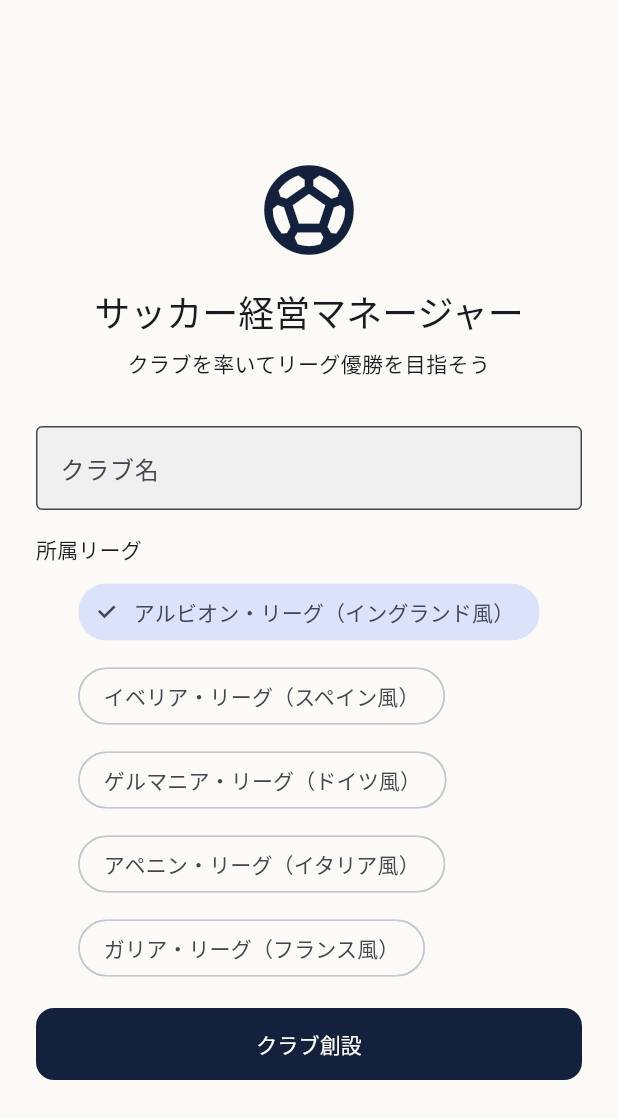
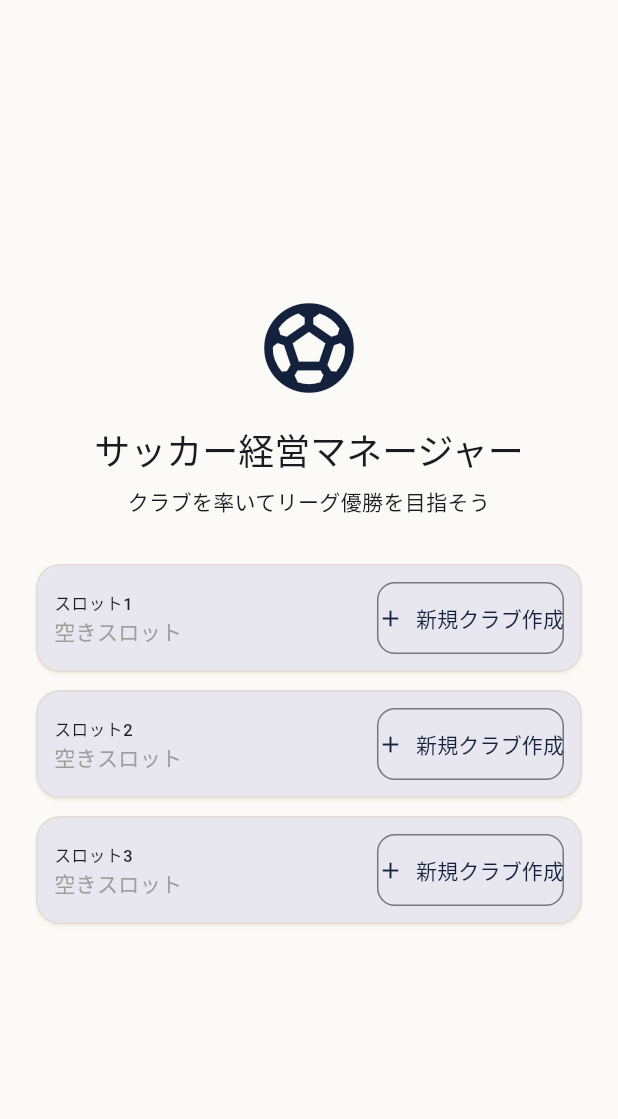
Before and after one commit to nami0817kk-arch/kabu-agari-ranking, a Flutter app: the screen it shows after launch, after a tap on "スキップ", on a phone screen of 412 x 824 dp. Shown: the top 1119 px of the screen. Run offline on Flutter 3.47's test engine with Material 3 defaults, Android fonts, the phone set to English and light mode, and no system bars; our stand-ins replace google_fonts, shared_preferences; missing offline and left inert: flame.

Commit message:
F7: 複数セーブスロット対応(最大3枠)
GameStateのセーブキーを単一固定キーからスロット別キーに拡張し、
listSaveSlots/loadSlot/deleteSlotで各スロットの概要取得・切替・削除を
可能にした。旧単一セーブは起動時にスロット0へ自動移行する。
スタート画面はスロット一覧を表示し、空きスロットから新規クラブ作成、
既存スロットから続行・削除ができるようにした。

```diff
--- a/soccer_manager/lib/screens/start_screen.dart
+++ b/soccer_manager/lib/screens/start_screen.dart
@@ -13,13 +13,20 @@ class StartScreen extends StatefulWidget {
 }
 
 class _StartScreenState extends State<StartScreen> {
-  final _controller = TextEditingController();
-  LeagueTheme _theme = LeagueTheme.england;
+  late Future<List<SaveSlotSummary>> _slotsFuture;
 
   @override
-  void dispose() {
-    _controller.dispose();
-    super.dispose();
+  void initState() {
+    super.initState();
+    _slotsFuture = _loadSlots();
+  }
+
+  Future<List<SaveSlotSummary>> _loadSlots() {
+    return context.read<GameState>().listSaveSlots();
+  }
+
+  void _refreshSlots() {
+    setState(() => _slotsFuture = _loadSlots());
   }
 
   @override
@@ -53,62 +60,31 @@ class _StartScreenState extends State<StartScreen> {
                     textAlign: TextAlign.center,
                   ),
                   const SizedBox(height: 32),
-                  if (gameState.hasSave) ...[
-                    SizedBox(
-                      width: double.infinity,
-                      child: FilledButton(
-                        onPressed: () => Navigator.of(context).pushReplacement(
-                          MaterialPageRoute(builder: (_) => const MainShell()),
-                        ),
-                        child: Text('続きから (${gameState.save!.clubName})'),
-                      ),
-                    ),
-                    const SizedBox(height: 12),
-                    SizedBox(
-                      width: double.infinity,
-                      child: OutlinedButton(
-                        onPressed: () => _confirmNewGame(context),
-                        child: const Text('新しくクラブを作る'),
-                      ),
-                    ),
-                  ] else ...[
-                    TextField(
-                      controller: _controller,
-                      decoration: const InputDecoration(
-                        labelText: 'クラブ名',
-                        border: OutlineInputBorder(),
-                      ),
-                    ),
-                    const SizedBox(height: 16),
-                    Align(
-                      alignment: Alignment.centerLeft,
-                      child: Text('所属リーグ',
-                          style: Theme.of(context).textTheme.titleSmall),
-                    ),
-                    const SizedBox(height: 8),
-                    Wrap(
-                      spacing: 8,
-                      runSpacing: 8,
-                      children: LeagueTheme.values
-                          .map(
-                            (theme) => ChoiceChip(
-                              label:
-                                  Text('${theme.label}（${theme.flavorLabel}）'),
-                              selected: _theme == theme,
-                              onSelected: (_) => setState(() => _theme = theme),
+                  FutureBuilder<List<SaveSlotSummary>>(
+                    future: _slotsFuture,
+                    builder: (context, snapshot) {
+                      final slots = snapshot.data;
+                      if (slots == null) {
+                        return const Padding(
+                          padding: EdgeInsets.symmetric(vertical: 24),
+                          child: CircularProgressIndicator(),
+                        );
+                      }
+                      return Column(
+                        children: [
+                          for (final slot in slots) ...[
+                            _SlotCard(
+                              slot: slot,
+                              onContinue: () => _continueSlot(context, slot),
+                              onCreate: () => _createInSlot(context, slot),
+                              onDelete: () => _confirmDeleteSlot(context, slot),
                             ),
-                          )
-                          .toList(),
-                    ),
-                    const SizedBox(height: 16),
-                    SizedBox(
-                      width: double.infinity,
-                      child: FilledButton(
-                        onPressed: () => _createClub(context),
-                        child: const Text('クラブ創設'),
-                      ),
-                    ),
-                  ],
+                            const SizedBox(height: 12),
+                          ],
+                        ],
+                      );
+                    },
+                  ),
                 ],
               ),
             ),
@@ -118,35 +94,200 @@ class _StartScreenState extends State<StartScreen> {
     );
   }
 
-  Future<void> _createClub(BuildContext context) async {
-    final name = _controller.text.trim();
-    if (name.isEmpty) return;
+  Future<void> _continueSlot(BuildContext context, SaveSlotSummary slot) async {
     final gameState = context.read<GameState>();
-    await gameState.startNewGame(name, theme: _theme);
+    await gameState.loadSlot(slot.slot);
     if (context.mounted) {
-      Navigator.of(context).pushReplacement(
-          MaterialPageRoute(builder: (_) => const MainShell()));
+      Navigator.of(context)
+          .push(MaterialPageRoute(builder: (_) => const MainShell()));
     }
   }
 
-  void _confirmNewGame(BuildContext context) {
+  Future<void> _createInSlot(BuildContext context, SaveSlotSummary slot) async {
+    final result = await showDialog<_NewClubInput>(
+      context: context,
+      builder: (ctx) => _NewClubDialog(slotLabel: slot.slot + 1),
+    );
+    if (result == null || !context.mounted) return;
+    final gameState = context.read<GameState>();
+    await gameState.loadSlot(slot.slot);
+    await gameState.startNewGame(result.clubName, theme: result.theme);
+    if (context.mounted) {
+      Navigator.of(context)
+          .push(MaterialPageRoute(builder: (_) => const MainShell()));
+    }
+  }
+
+  void _confirmDeleteSlot(BuildContext context, SaveSlotSummary slot) {
     showDialog<void>(
       context: context,
       builder: (ctx) => AlertDialog(
-        title: const Text('新しいクラブを作りますか？'),
-        content: const Text('既存のセーブデータは削除されます。'),
+        title: Text('スロット${slot.slot + 1}を削除しますか？'),
+        content: Text('「${slot.clubName}」のセーブデータは完全に削除されます。'),
         actions: [
           TextButton(
               onPressed: () => Navigator.pop(ctx), child: const Text('キャンセル')),
           TextButton(
             onPressed: () async {
               Navigator.pop(ctx);
-              await context.read<GameState>().deleteSave();
+              await context.read<GameState>().deleteSlot(slot.slot);
+              _refreshSlots();
             },
-            child: const Text('削除して続ける'),
+            child: const Text('削除する'),
           ),
         ],
       ),
     );
   }
 }
+
+class _SlotCard extends StatelessWidget {
+  final SaveSlotSummary slot;
+  final VoidCallback onContinue;
+  final VoidCallback onCreate;
+  final VoidCallback onDelete;
+
+  const _SlotCard({
+    required this.slot,
+    required this.onContinue,
+    required this.onCreate,
+    required this.onDelete,
+  });
+
+  @override
+  Widget build(BuildContext context) {
+    return Card(
+      margin: EdgeInsets.zero,
+      child: Padding(
+        padding: const EdgeInsets.all(12),
+        child: slot.hasSave
+            ? Row(
+                children: [
+                  Expanded(
+                    child: Column(
+                      crossAxisAlignment: CrossAxisAlignment.start,
+                      children: [
+                        Text('スロット${slot.slot + 1}',
+                            style: Theme.of(context).textTheme.labelSmall),
+                        Text(slot.clubName!,
+                            style: Theme.of(context).textTheme.titleMedium),
+                        Text(
+                          '第${slot.season ?? 1}シーズン'
+                          '${slot.divisionTier == 2 ? ' ・ 2部' : ''}',
+                          style: Theme.of(context).textTheme.bodySmall,
+                        ),
+                      ],
+                    ),
+                  ),
+                  IconButton(
+                    onPressed: onDelete,
+                    icon: const Icon(Icons.delete_outline),
+                    tooltip: '削除',
+                  ),
+                  FilledButton(onPressed: onContinue, child: const Text('続ける')),
+                ],
+              )
+            : Row(
+                children: [
+                  Expanded(
+                    child: Column(
+                      crossAxisAlignment: CrossAxisAlignment.start,
+                      children: [
+                        Text('スロット${slot.slot + 1}',
+                            style: Theme.of(context).textTheme.labelSmall),
+                        Text('空きスロット',
+                            style: Theme.of(context)
+                                .textTheme
+                                .bodyMedium
+                                ?.copyWith(color: Colors.grey)),
+                      ],
+                    ),
+                  ),
+                  OutlinedButton.icon(
+                    onPressed: onCreate,
+                    icon: const Icon(Icons.add),
+                    label: const Text('新規クラブ作成'),
+                  ),
+                ],
+              ),
+      ),
+    );
+  }
+}
+
+class _NewClubInput {
+  final String clubName;
+  final LeagueTheme theme;
+  _NewClubInput(this.clubName, this.theme);
+}
+
+class _NewClubDialog extends StatefulWidget {
+  final int slotLabel;
+  const _NewClubDialog({required this.slotLabel});
+
+  @override
+  State<_NewClubDialog> createState() => _NewClubDialogState();
+}
+
+class _NewClubDialogState extends State<_NewClubDialog> {
+  final _controller = TextEditingController();
+  LeagueTheme _theme = LeagueTheme.england;
+
+  @override
+  void dispose() {
+    _controller.dispose();
+    super.dispose();
+  }
+
+  @override
+  Widget build(BuildContext context) {
+    return AlertDialog(
+      title: Text('スロット${widget.slotLabel}に新規クラブを作成'),
+      content: SingleChildScrollView(
+        child: Column(
+          mainAxisSize: MainAxisSize.min,
+          crossAxisAlignment: CrossAxisAlignment.start,
+          children: [
+            TextField(
+              controller: _controller,
+              decoration: const InputDecoration(
+                labelText: 'クラブ名',
+                border: OutlineInputBorder(),
+              ),
+              autofocus: true,
+            ),
+            const SizedBox(height: 16),
+            Text('所属リーグ', style: Theme.of(context).textTheme.titleSmall),
+            const SizedBox(height: 8),
+            Wrap(
+              spacing: 8,
+              runSpacing: 8,
+              children: LeagueTheme.values
+                  .map(
+                    (theme) => ChoiceChip(
+                      label: Text('${theme.label}（${theme.flavorLabel}）'),
+                      selected: _theme == theme,
+                      onSelected: (_) => setState(() => _theme = theme),
+                    ),
+                  )
+                  .toList(),
+            ),
+          ],
+        ),
+      ),
+      actions: [
+        TextButton(
+            onPressed: () => Navigator.pop(context),
+            child: const Text('キャンセル')),
+        FilledButton(
+          onPressed: () {
+            final name = _controller.text.trim();
+            if (name.isEmpty) return;
+            Navigator.pop(context, _NewClubInput(name, _theme));
+          },
+          child: const Text('創設する'),
+        ),
+      ],
+    );
+  }
+}
--- a/soccer_manager/lib/state/game_state.dart
+++ b/soccer_manager/lib/state/game_state.dart
@@ -44,8 +44,32 @@ const int minSquadSize = 12;
 /// 1リーグあたりの参加クラブ数(自クラブ含む)。実際の主要リーグに近い規模とする。
 const int teamsPerLeague = 20;
 
+/// セーブスロット一覧表示用の概要情報。データが存在しないスロットは
+/// clubNameがnullになる。
+class SaveSlotSummary {
+  final int slot;
+  final String? clubName;
+  final int? season;
+  final int? divisionTier;
+
+  SaveSlotSummary(
+      {required this.slot, this.clubName, this.season, this.divisionTier});
+
+  bool get hasSave => clubName != null;
+}
+
 class GameState extends ChangeNotifier {
-  static const _prefsKey = 'soccer_manager_save_v1';
+  /// 旧バージョンで使われていた単一スロットのキー。起動時にスロット0へ移行する。
+  static const _legacyPrefsKey = 'soccer_manager_save_v1';
+  static const _slotKeyPrefix = 'soccer_manager_save_slot_';
+  static const _currentSlotKey = 'soccer_manager_current_slot';
+
+  /// 対応するセーブスロット数。
+  static const int maxSaveSlots = 3;
+
+  static String _slotKey(int slot) => '$_slotKeyPrefix$slot';
+
+  int currentSlot = 0;
 
   SaveGame? _save;
   bool initialized = false;
@@ -74,7 +98,14 @@ class GameState extends ChangeNotifier {
 
   Future<void> init() async {
     final prefs = await SharedPreferences.getInstance();
-    final raw = prefs.getString(_prefsKey);
+    // 旧バージョンの単一セーブをスロット0へ移行する(スロット0が未使用の場合のみ)。
+    final legacy = prefs.getString(_legacyPrefsKey);
+    if (legacy != null && prefs.getString(_slotKey(0)) == null) {
+      await prefs.setString(_slotKey(0), legacy);
+      await prefs.remove(_legacyPrefsKey);
+    }
+    currentSlot = prefs.getInt(_currentSlotKey) ?? 0;
+    final raw = prefs.getString(_slotKey(currentSlot));
     if (raw != null) {
       try {
         _save = SaveGame.fromJson(jsonDecode(raw) as Map<String, dynamic>);
@@ -93,9 +124,75 @@ class GameState extends ChangeNotifier {
   Future<void> _persist() async {
     final prefs = await SharedPreferences.getInstance();
     if (_save == null) {
-      await prefs.remove(_prefsKey);
+      await prefs.remove(_slotKey(currentSlot));
     } else {
-      await prefs.setString(_prefsKey, jsonEncode(_save!.toJson()));
+      await prefs.setString(_slotKey(currentSlot), jsonEncode(_save!.toJson()));
+    }
+  }
+
+  /// 各スロットの概要一覧を返す(スロット番号順)。
+  Future<List<SaveSlotSummary>> listSaveSlots() async {
+    final prefs = await SharedPreferences.getInstance();
+    final result = <SaveSlotSummary>[];
+    for (int i = 0; i < maxSaveSlots; i++) {
+      final raw = prefs.getString(_slotKey(i));
+      if (raw == null) {
+        result.add(SaveSlotSummary(slot: i));
+        continue;
+      }
+      try {
+        final json = jsonDecode(raw) as Map<String, dynamic>;
+        final league = json['league'] as Map<String, dynamic>?;
+        result.add(SaveSlotSummary(
+          slot: i,
+          clubName: json['clubName'] as String?,
+          season: league?['season'] as int?,
+          divisionTier: json['currentDivisionTier'] as int?,
+        ));
+      } catch (_) {
+        result.add(SaveSlotSummary(slot: i));
+      }
+    }
+    return result;
+  }
+
+  /// 指定スロットをカレントスロットにして読み込む(データがなければ空の状態にする)。
+  Future<void> loadSlot(int slot) async {
+    final prefs = await SharedPreferences.getInstance();
+    currentSlot = slot;
+    await prefs.setInt(_currentSlotKey, slot);
+    final raw = prefs.getString(_slotKey(slot));
+    if (raw == null) {
+      _save = null;
+    } else {
+      try {
+        _save = SaveGame.fromJson(jsonDecode(raw) as Map<String, dynamic>);
+      } catch (_) {
+        _save = null;
+      }
+    }
+    if (_save != null) {
+      transferMarket = TransferMarket.generate();
+      _refreshScoutCandidates();
+    } else {
+      transferMarket = [];
+      scoutCandidates = [];
+    }
+    lastContractExpirations = [];
+    lastRetirements = [];
+    notifyListeners();
+  }
+
+  /// 指定スロットのセーブデータを完全に削除する。カレントスロットの場合は
+  /// メモリ上のセーブも破棄する。
+  Future<void> deleteSlot(int slot) async {
+    final prefs = await SharedPreferences.getInstance();
+    await prefs.remove(_slotKey(slot));
+    if (slot == currentSlot) {
+      _save = null;
+      transferMarket = [];
+      scoutCandidates = [];
+      notifyListeners();
     }
   }
 
```
Also changed, not shown: 2 other files.
